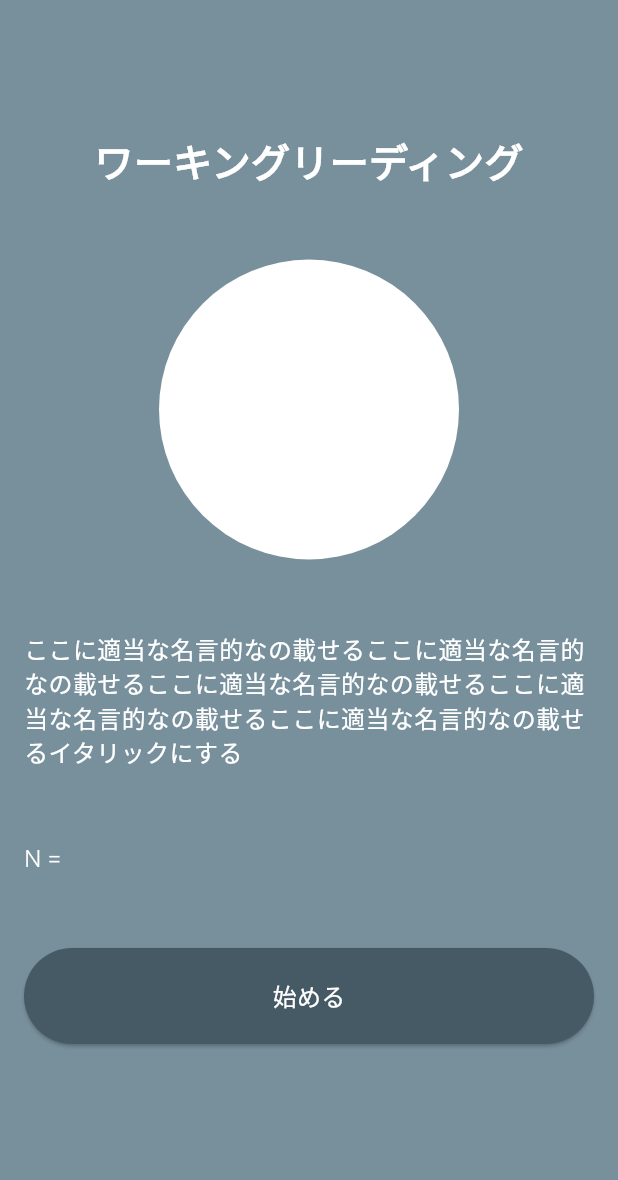
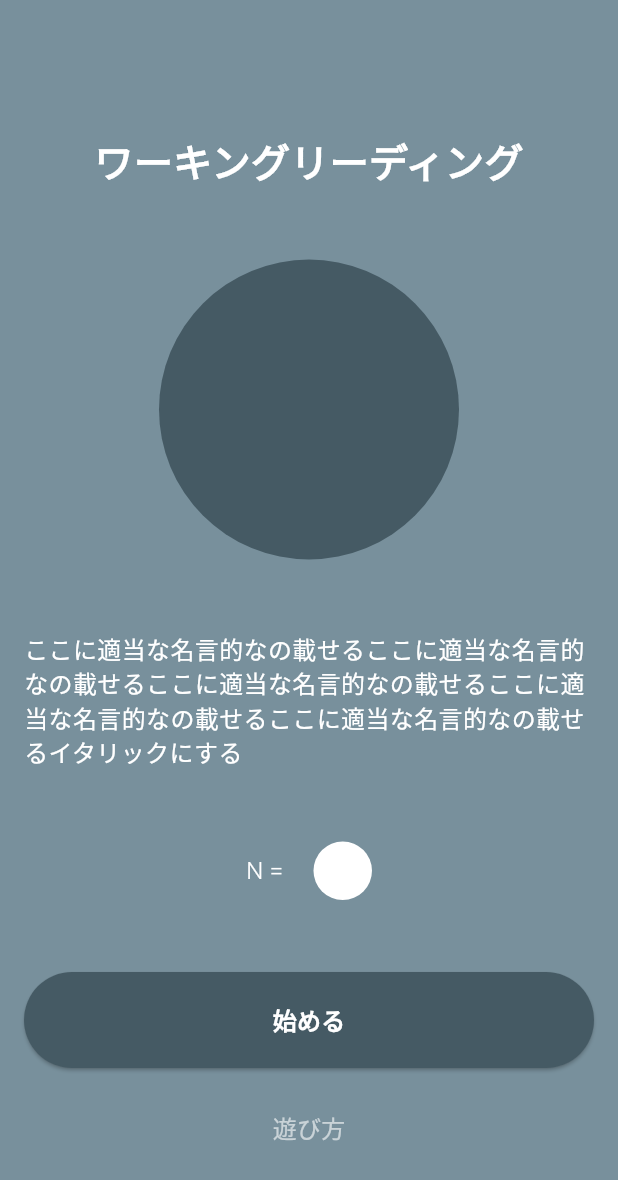
Before and after one commit to natsuki120/working_reading, a Flutter app: the screen it shows after launch, on a phone screen of 412 x 824 dp. Shown: the top 1180 px of the screen. Run offline on Flutter 3.47's test engine with Material 2 defaults, Android fonts, the light colour scheme and no system bars.

Commit message:
update: テキストボタンの追加

```diff
--- a/lib/page/top_page.dart
+++ b/lib/page/top_page.dart
@@ -15,18 +15,15 @@ class TopPage extends StatelessWidget {
       body: Padding(
         padding: const EdgeInsets.all(16),
         child: Column(
-          crossAxisAlignment: CrossAxisAlignment.center,
           children: [
             const SizedBox(height: 16),
-            Center(
-              child: Text('ワーキングリーディング', style: header(white)),
-            ),
+            Text('ワーキングリーディング', style: header(white)),
             const SizedBox(height: 32),
             const SizedBox(height: 16),
             Container(
               height: 200,
               decoration: const BoxDecoration(
-                color: white,
+                color: primary,
                 shape: BoxShape.circle,
               ),
             ),
@@ -37,12 +34,21 @@ class TopPage extends StatelessWidget {
             ),
             const SizedBox(height: 48),
             Row(
+              mainAxisAlignment: MainAxisAlignment.center,
               children: [
                 Text(
                   'N = ',
                   style: bodyRegular(white),
                 ),
-                Container(),
+                const SizedBox(width: 16),
+                Container(
+                  height: 39,
+                  width: 39,
+                  decoration: BoxDecoration(
+                    shape: BoxShape.circle,
+                    color: white,
+                  ),
+                ),
               ],
             ),
             const SizedBox(height: 48),
@@ -56,7 +62,17 @@ class TopPage extends StatelessWidget {
                 onPressed: () {},
                 child: Text(
                   '始める',
-                  style: bodyRegular(white),
+                  style: bodyBold(white),
+                ),
+              ),
+            ),
+            const SizedBox(height: 16),
+            TextButton(
+              onPressed: () {},
+              child: Text(
+                '遊び方',
+                style: bodyRegular(
+                  white.withOpacity(0.6),
                 ),
               ),
             ),
```
